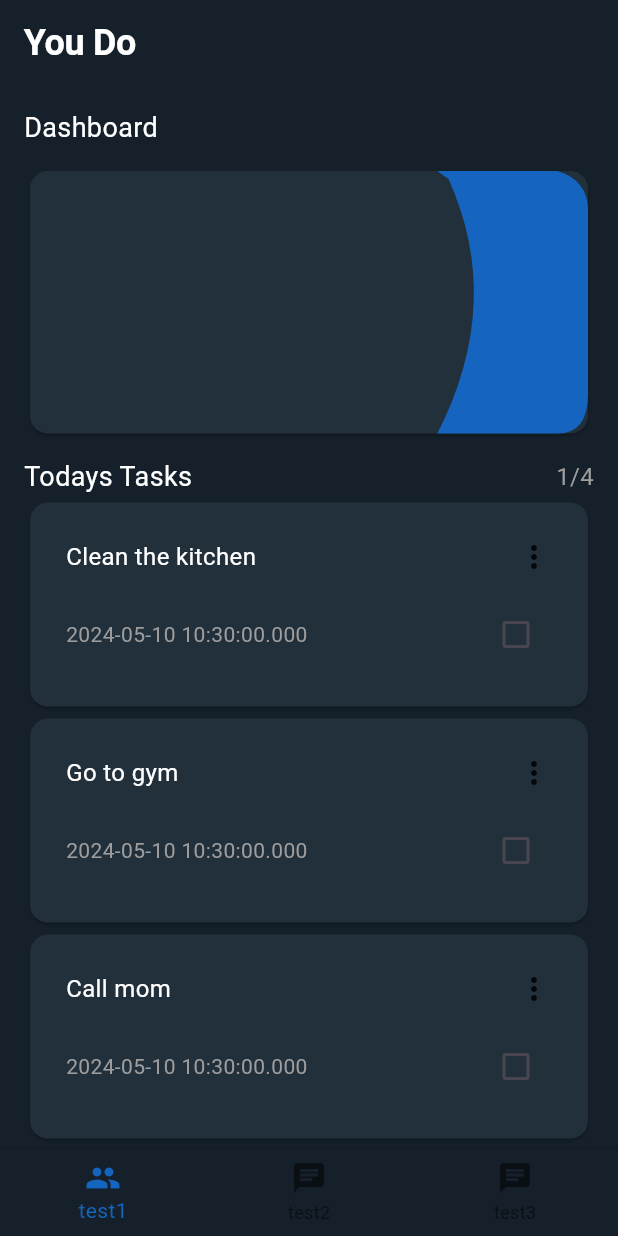
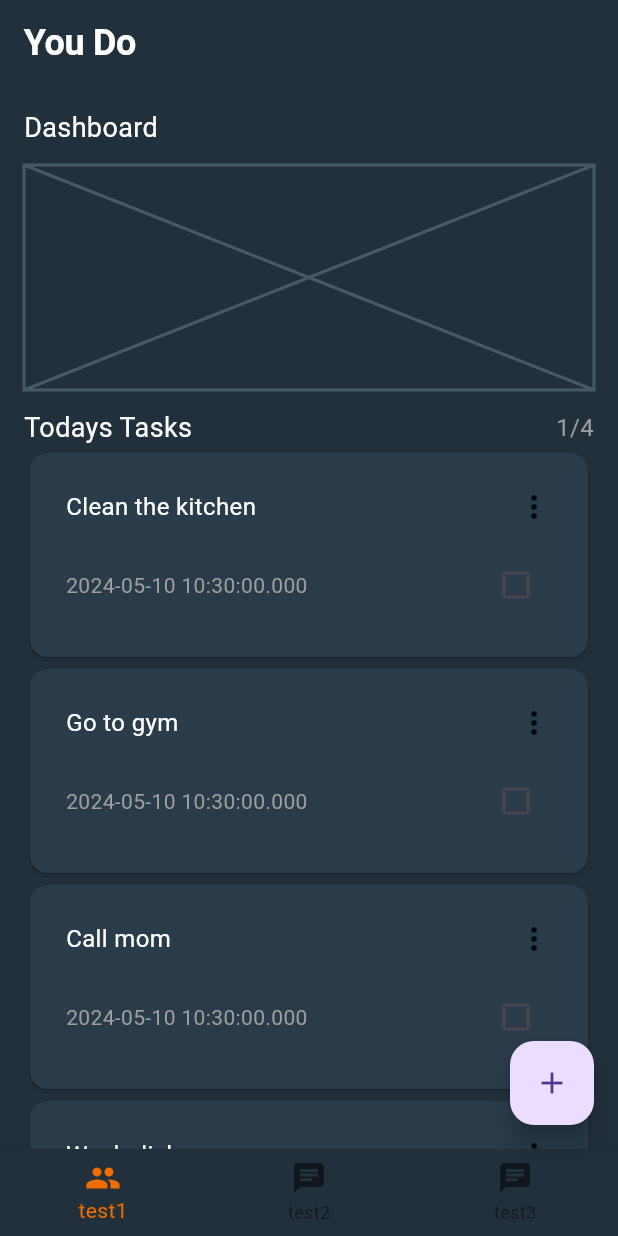
Before and after one commit to Dustindyn/to_do_app, a Flutter app: the screen it shows after launch, on a phone screen of 412 x 824 dp. Run offline on Flutter 3.47's test engine with Material 3 defaults, Android fonts, the phone set to English and light mode, and no system bars; our stand-ins replace freezed_annotation, go_router; missing offline and left inert: animated_line_through; generated files the repository leaves out were written again.

Commit message:
Remove weekly progress box, add blank space do dashboard so u can always tap checkbox

```diff
--- a/lib/debug/debug_screen.dart
+++ b/lib/debug/debug_screen.dart
@@ -7,7 +7,7 @@ class DebugScreen extends StatelessWidget {
   @override
   Widget build(BuildContext context) {
     return const Center(
-      child: WeeklyProgressBox(),
+      child: Placeholder(),
     );
   }
 }
--- a/lib/src/core/scaffolds/main_scaffold.dart
+++ b/lib/src/core/scaffolds/main_scaffold.dart
@@ -11,6 +11,13 @@ class MainScaffold extends StatelessWidget {
   @override
   Widget build(BuildContext context) {
     return Scaffold(
+      floatingActionButton: FloatingActionButton(
+        child: IconButton(
+          icon: const Icon(Icons.add),
+          onPressed: () {},
+        ),
+        onPressed: () {},
+      ),
       appBar: AppBar(
         title: Text(context.texts.app_title,
             style: context.theme.textTheme.displayLarge),
--- a/lib/src/core/theme/theme.dart
+++ b/lib/src/core/theme/theme.dart
@@ -1,10 +1,10 @@
 import 'package:flutter/material.dart';
 
 var theme = ThemeData(
-  primaryColor: Colors.blue[800],
+  primaryColor: Colors.orange[800],
   //cardColor: const Color(0xff23374a),
-  scaffoldBackgroundColor: const Color(0xff15202B),
-  cardColor: const Color(0xff22303c),
+  scaffoldBackgroundColor: const Color(0xff22303c),
+  cardColor: const Color(0xff2a3b4a),
   textTheme: const TextTheme(
     displayLarge: TextStyle(
       fontSize: 24,
--- a/lib/src/features/dashboard/pages/dashboard_page.dart
+++ b/lib/src/features/dashboard/pages/dashboard_page.dart
@@ -2,7 +2,6 @@ import 'package:flutter/material.dart';
 import 'package:flutter/widgets.dart';
 import 'package:you_do/src/core/tasks/models/task.dart';
 import 'package:you_do/src/core/tasks/widgets/task_box.dart';
-import 'package:you_do/src/features/dashboard/widgets+/weekly_progress_box.dart';
 
 class DashboardScreen extends StatelessWidget {
   DashboardScreen({super.key});
@@ -24,11 +23,10 @@ class DashboardScreen extends StatelessWidget {
         isCompleted: false,
         dueDate: DateTime.now()),
     Task(
-      id: "4",
-      description: "Bring girlfriend flowers",
-      isCompleted: false,
-      dueDate: DateTime.now(),
-    ),
+        id: "4",
+        description: "Wash dishes",
+        isCompleted: false,
+        dueDate: DateTime.now()),
   ];
 
   @override
@@ -44,7 +42,7 @@ class DashboardScreen extends StatelessWidget {
               style: TextStyle(fontSize: 18),
             ),
             const SizedBox(height: 12),
-            const WeeklyProgressBox(),
+            const SizedBox(height: 150, child: Placeholder()),
             const SizedBox(height: 12),
             const Row(
               mainAxisAlignment: MainAxisAlignment.spaceBetween,
@@ -61,7 +59,8 @@ class DashboardScreen extends StatelessWidget {
                 description: task.description,
                 dueDate: task.dueDate,
                 isCompleted: task.isCompleted,
-              )
+              ),
+            const SizedBox(height: 64),
           ],
         ),
       ),
--- a/lib/src/features/dashboard/widgets+/weekly_progress_box.dart
+++ /dev/null
@@ -1,56 +0,0 @@
-import 'package:flutter/material.dart';
-import 'package:you_do/src/core/theme/theme_extension.dart';
-
-class WeeklyProgressBox extends StatelessWidget {
-  const WeeklyProgressBox({super.key});
-
-  @override
-  Widget build(BuildContext context) {
-    final size = MediaQuery.of(context).size;
-    return Card(
-      color: context.theme.cardColor,
-      child: Stack(children: [
-        Container(
-          height: 175,
-          width: size.width - 60,
-          decoration: BoxDecoration(borderRadius: BorderRadius.circular(20)),
-        ),
-        CustomPaint(
-          painter: WeeklyProgressBoxPainter(context.theme.primaryColor),
-          size: Size(size.width, 175),
-        )
-      ]),
-    );
-  }
-}
-
-class WeeklyProgressBoxPainter extends CustomPainter {
-  Color color;
-  WeeklyProgressBoxPainter(this.color);
-
-  @override
-  void paint(Canvas canvas, Size size) {
-    var paint = Paint();
-    paint.color = color;
-    paint.style = PaintingStyle.fill;
-    var path = Path();
-    path.moveTo(size.width * .75, size.height * .97);
-    path.lineTo(size.width * .73, size.height);
-    path.quadraticBezierTo(
-        size.width * .85, size.height / 2, size.width * .75, size.height * .03);
-    path.lineTo(size.width * .73, 0);
-    path.lineTo(size.width * .945, 0);
-    path.quadraticBezierTo(
-        size.width, size.height * .035, size.width, size.height * .15);
-    path.lineTo(size.width, size.height * .85);
-    path.quadraticBezierTo(
-        size.width, size.height, size.width * .945, size.height);
-    path.lineTo(size.width * .73, size.height);
-    canvas.drawPath(path, paint);
-  }
-
-  @override
-  bool shouldRepaint(covariant CustomPainter oldDelegate) {
-    return true;
-  }
-}
```
